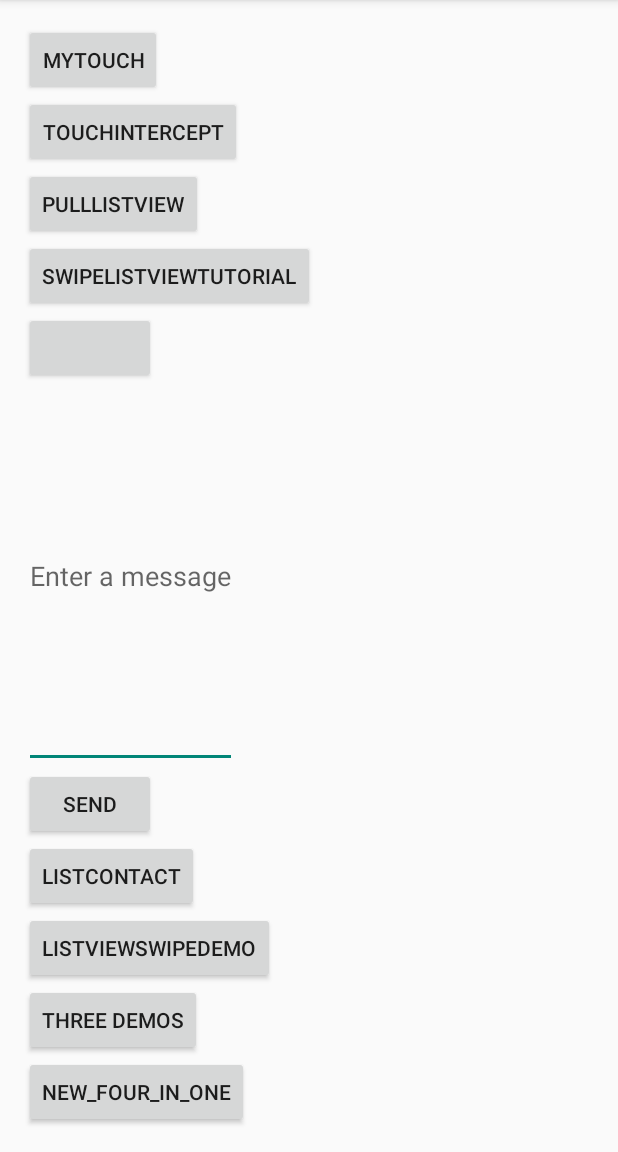
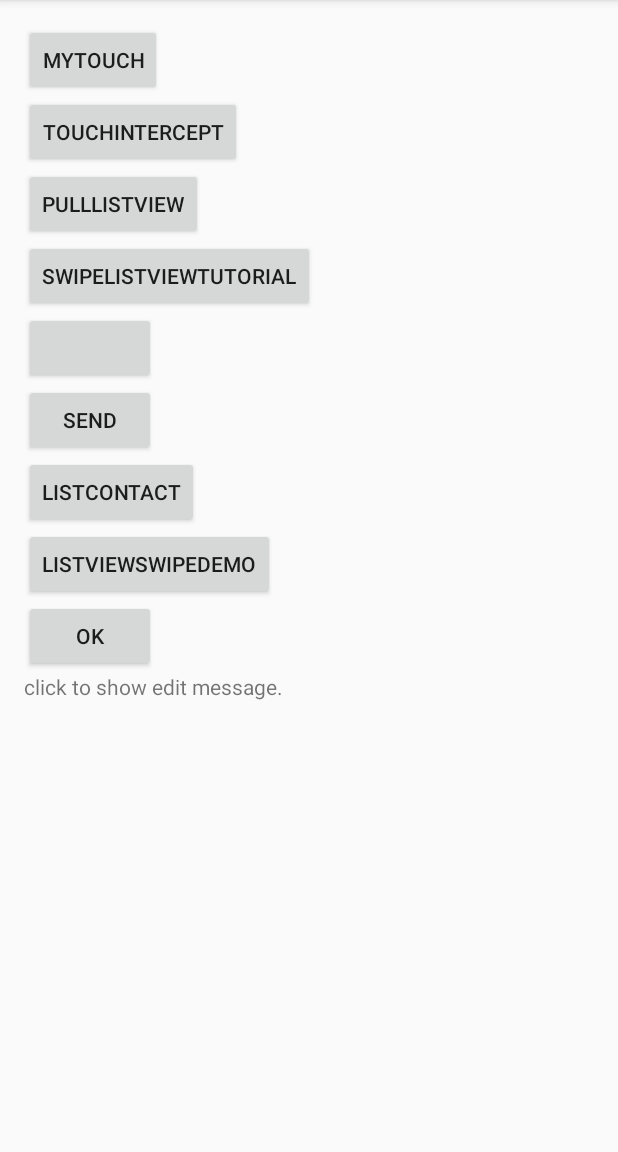
Before and after one commit to herculex/myfirstapp, an Android app: the screen it shows after launch (MyActivity), on a phone screen of 412 x 824 dp, the part 84-1236 px from its top. Run offline under Robolectric (Android 15) with nearby library versions, the phone set to English and light mode, and no system bars.

Commit message:
myfirstapp

```diff
--- a/src/main/java/com/sumugu/liubo/myfirstapp/MyActivity.java
+++ b/src/main/java/com/sumugu/liubo/myfirstapp/MyActivity.java
@@ -1,17 +1,23 @@
 package com.sumugu.liubo.myfirstapp;
 
+import android.content.Context;
 import android.content.Intent;
 import android.nfc.Tag;
 import android.support.v7.app.ActionBarActivity;
 import android.os.Bundle;
+import android.text.Editable;
+import android.text.TextWatcher;
+import android.transition.Visibility;
 import android.util.Log;
 import android.view.GestureDetector;
 import android.view.Menu;
 import android.view.MenuItem;
 import android.view.MotionEvent;
 import android.view.View;
+import android.view.inputmethod.InputMethodManager;
 import android.widget.Button;
 import android.widget.EditText;
+import android.widget.TextView;
 
 import com.sumugu.liubo.myfirstapp.customtouch.TouchInterceptActivity;
 import com.sumugu.liubo.myfirstapp.mytouch.MyTouch;
@@ -33,6 +39,48 @@ public class MyActivity extends ActionBarActivity implements GestureDetector.OnG
 
         mDetector = new GestureDetector(this,this);
         mDetector.setOnDoubleTapListener(this);
+
+        final TextView textView = (TextView)findViewById(R.id.view_message);
+        final EditText editText = (EditText)findViewById(R.id.edit_message);
+        Button button = (Button)findViewById(R.id.ok_button);
+        button.setOnClickListener(new View.OnClickListener() {
+            @Override
+            public void onClick(View v) {
+                editText.setVisibility(View.GONE);
+                textView.setVisibility(View.VISIBLE);
+                textView.requestFocus();
+            }
+        });
+
+        textView.setOnClickListener(new View.OnClickListener() {
+            @Override
+            public void onClick(View v) {
+                textView.setVisibility(View.GONE);
+
+                editText.setVisibility(View.VISIBLE);
+                editText.requestFocus();
+                editText.setSelection(editText.getText().length());
+                InputMethodManager mgr = (InputMethodManager) getSystemService(Context.INPUT_METHOD_SERVICE);
+                mgr.showSoftInput(editText, InputMethodManager.SHOW_IMPLICIT);
+            }
+        });
+        editText.addTextChangedListener(new TextWatcher() {
+            @Override
+            public void beforeTextChanged(CharSequence s, int start, int count, int after) {
+
+            }
+
+            @Override
+            public void onTextChanged(CharSequence s, int start, int before, int count) {
+
+            }
+
+            @Override
+            public void afterTextChanged(Editable s) {
+
+            }
+        });
+
     }
 
     @Override
--- a/src/main/res/layout/activity_my.xml
+++ b/src/main/res/layout/activity_my.xml
@@ -33,13 +33,6 @@
         android:layout_width="wrap_content"
         android:layout_height="wrap_content"
         android:onClick="translationY"/>
-    <EditText
-        android:id="@+id/edit_message"
-        android:hint="@string/edit_message"
-        android:layout_weight="1"
-        android:layout_width="wrap_content"
-        android:layout_height="wrap_content" />
-
     <Button
         android:layout_width="wrap_content"
         android:layout_height="wrap_content"
@@ -56,14 +49,29 @@
         android:onClick="openListViewSwipeDemo"
         android:layout_width="wrap_content"
         android:layout_height="wrap_content" />
-    <Button
-        android:text="Three Demos"
-        android:onClick="openThreeDemos"
-        android:layout_width="wrap_content"
-        android:layout_height="wrap_content" />
-    <Button
-        android:layout_width="wrap_content"
+    <LinearLayout
+        android:layout_width="match_parent"
         android:layout_height="wrap_content"
-        android:onClick="openFourInOne"
-        android:text="New_Four_In_One"/>
+        android:id="@+id/container_editor"
+        android:orientation="vertical">
+        <Button
+            android:layout_width="wrap_content"
+            android:layout_height="wrap_content"
+            android:text="OK"
+            android:id="@+id/ok_button"/>
+        <EditText
+            android:id="@+id/edit_message"
+            android:text="click to show edit message."
+            android:layout_width="wrap_content"
+            android:layout_height="wrap_content"
+            android:visibility="gone"/>
+        <TextView
+            android:layout_width="match_parent"
+            android:layout_height="wrap_content"
+            android:id="@+id/view_message"
+            android:text="click to show edit message."
+            android:visibility="visible"/>
+    </LinearLayout>
+
+
 </LinearLayout>
```
